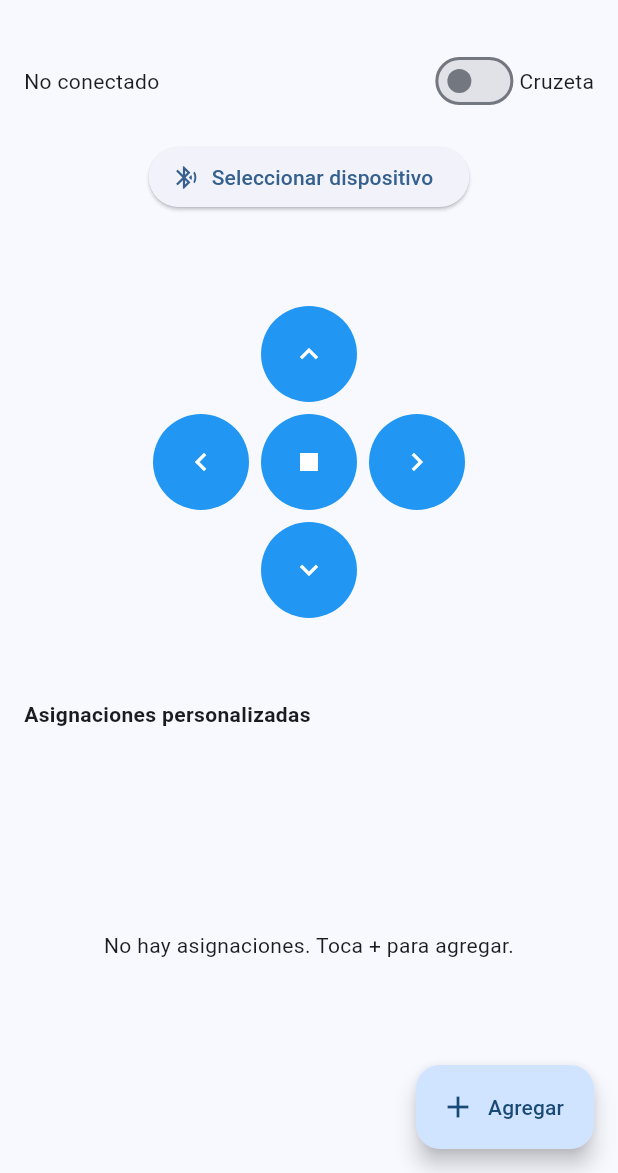
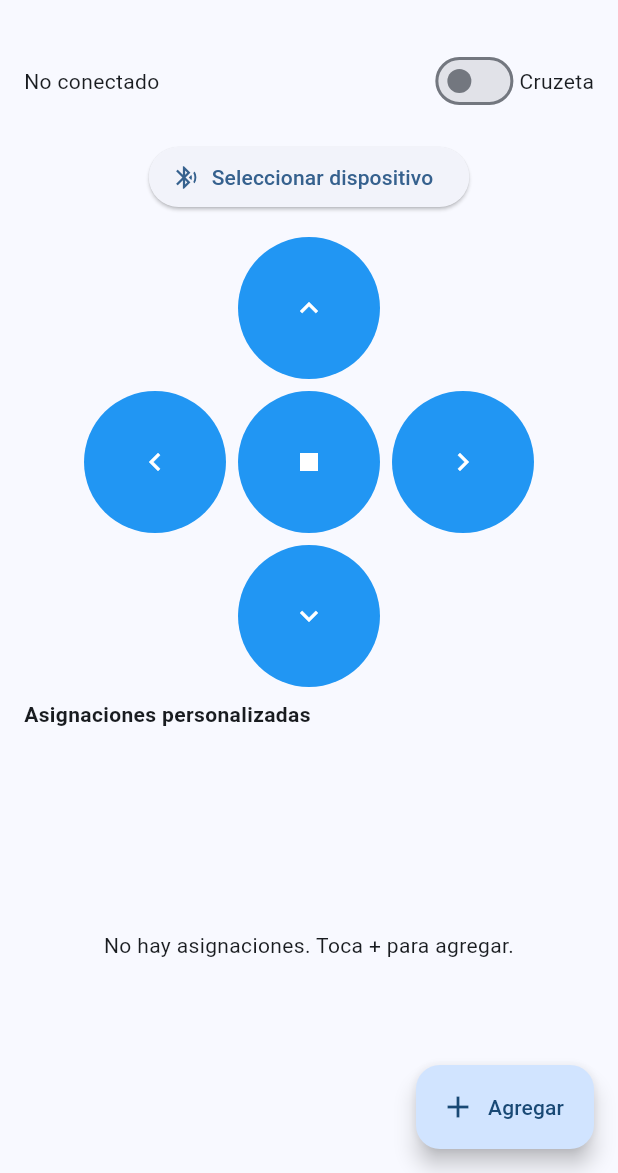
Before and after one commit to ChristianMendozaa/car_mathias, a Flutter app: the screen it shows after launch, on a phone screen of 412 x 824 dp, the part 63-1236 px from its top. Run offline on Flutter 3.47's test engine with Material 3 defaults, Android fonts, the phone set to English and light mode, and no system bars; our stand-ins replace flutter_bluetooth_serial, shared_preferences.

Commit message:
Fix UI render flex error

```diff
--- a/lib/ui/pages/control_page.dart
+++ b/lib/ui/pages/control_page.dart
@@ -418,6 +418,7 @@ class _ControlPageState extends State<ControlPage> {
           animation: _bt,
           builder: (context, _) {
             final connected = _bt.isConnected;
+            final bool keyboardOpen = MediaQuery.of(context).viewInsets.bottom > 0;
 
             return Scaffold(
               appBar: AppBar(
@@ -506,6 +507,7 @@ class _ControlPageState extends State<ControlPage> {
                       ),
                       const SizedBox(height: 8),
                       // ---------- Asignaciones personalizadas ----------
+                      if (!keyboardOpen)
                         Expanded(
                           child: Column(
                             crossAxisAlignment: CrossAxisAlignment.start,
--- a/lib/ui/widgets/dpad_widget.dart
+++ b/lib/ui/widgets/dpad_widget.dart
@@ -7,15 +7,16 @@ class DPadWidget extends StatelessWidget {
 
   @override
   Widget build(BuildContext context) {
-    final double size = 64;
+    const double spacing = 8;
 
     Widget buildButton({
+      required double size,
       required IconData icon,
       required String cmd,
     }) {
       return GestureDetector(
-        onTapDown: (_) => onCommand(cmd), // Enviar comando mientras se toca
-        onTapUp: (_) => onCommand('S'),   // Soltar -> Stop
+        onTapDown: (_) => onCommand(cmd),
+        onTapUp: (_) => onCommand('S'),
         onTapCancel: () => onCommand('S'),
         child: Container(
           width: size,
@@ -29,29 +30,37 @@ class DPadWidget extends StatelessWidget {
       );
     }
 
-    return Column(
-      mainAxisSize: MainAxisSize.min,
-      children: [
-        // Arriba
-        buildButton(icon: Icons.keyboard_arrow_up, cmd: 'F'),
-        const SizedBox(height: 8),
+    return LayoutBuilder(
+      builder: (context, constraints) {
+        // We need 3 buttons vertically with 2 spacings, and 3 horizontally with 2 spacings
+        final maxW = constraints.maxWidth.isFinite ? constraints.maxWidth : 200.0;
+        final maxH = constraints.maxHeight.isFinite ? constraints.maxHeight : 200.0;
+        final sizeByHeight = (maxH - 2 * spacing) / 3.0;
+        final sizeByWidth = (maxW - 2 * spacing) / 3.0;
+        double size = sizeByHeight < sizeByWidth ? sizeByHeight : sizeByWidth;
+        // Clamp to a reasonable minimum so it's still tappable
+        if (size < 36) size = 36;
 
-        // Izquierda - Stop - Derecha
-        Row(
+        return Column(
           mainAxisSize: MainAxisSize.min,
           children: [
-            buildButton(icon: Icons.keyboard_arrow_left, cmd: 'L'),
-            const SizedBox(width: 8),
-            buildButton(icon: Icons.stop, cmd: 'S'),
-            const SizedBox(width: 8),
-            buildButton(icon: Icons.keyboard_arrow_right, cmd: 'R'),
+            buildButton(size: size, icon: Icons.keyboard_arrow_up, cmd: 'F'),
+            const SizedBox(height: spacing),
+            Row(
+              mainAxisSize: MainAxisSize.min,
+              children: [
+                buildButton(size: size, icon: Icons.keyboard_arrow_left, cmd: 'L'),
+                const SizedBox(width: spacing),
+                buildButton(size: size, icon: Icons.stop, cmd: 'S'),
+                const SizedBox(width: spacing),
+                buildButton(size: size, icon: Icons.keyboard_arrow_right, cmd: 'R'),
+              ],
+            ),
+            const SizedBox(height: spacing),
+            buildButton(size: size, icon: Icons.keyboard_arrow_down, cmd: 'B'),
           ],
-        ),
-        const SizedBox(height: 8),
-
-        // Abajo
-        buildButton(icon: Icons.keyboard_arrow_down, cmd: 'B'),
-      ],
+        );
+      },
     );
   }
 }
```
Lines whose indentation alone changed are shown as unchanged.
